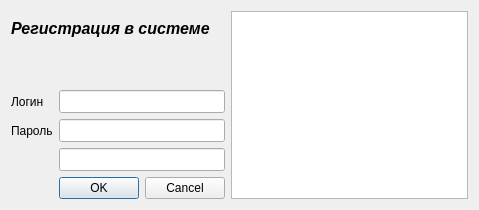
First picture: the form in widgets/loginDlg.ui, repository AlexanderSokolov69/Journals, before the edit.
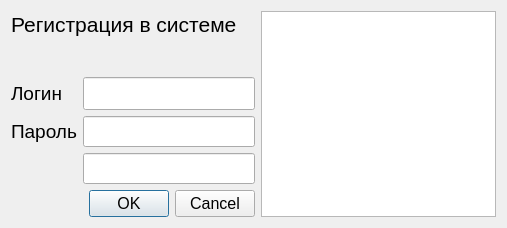
Second picture: the form after the edit.

```diff
--- a/widgets/loginDlg.ui
+++ b/widgets/loginDlg.ui
@@ -12,8 +12,8 @@
    <rect>
     <x>0</x>
     <y>0</y>
-    <width>479</width>
-    <height>210</height>
+    <width>507</width>
+    <height>228</height>
    </rect>
   </property>
   <property name="sizePolicy">
@@ -22,6 +22,11 @@
     <verstretch>0</verstretch>
    </sizepolicy>
   </property>
+  <property name="font">
+   <font>
+    <pointsize>14</pointsize>
+   </font>
+  </property>
   <property name="windowTitle">
    <string>IT-куб.Журналы</string>
   </property>
@@ -31,6 +36,11 @@
   <layout class="QGridLayout" name="gridLayout">
    <item row="5" column="1">
     <widget class="QDialogButtonBox" name="buttonBox">
+     <property name="font">
+      <font>
+       <pointsize>12</pointsize>
+      </font>
+     </property>
      <property name="focusPolicy">
       <enum>Qt::TabFocus</enum>
      </property>
@@ -60,7 +70,7 @@
     <widget class="QLineEdit" name="login">
      <property name="font">
       <font>
-       <pointsize>10</pointsize>
+       <pointsize>16</pointsize>
       </font>
      </property>
      <property name="focusPolicy">
@@ -68,30 +78,11 @@
      </property>
     </widget>
    </item>
-   <item row="0" column="0" colspan="2">
-    <widget class="QLabel" name="label">
-     <property name="font">
-      <font>
-       <family>Segoe UI</family>
-       <pointsize>12</pointsize>
-       <weight>75</weight>
-       <italic>true</italic>
-       <bold>true</bold>
-      </font>
-     </property>
-     <property name="text">
-      <string>Регистрация в системе</string>
-     </property>
-     <property name="wordWrap">
-      <bool>true</bool>
-     </property>
-    </widget>
-   </item>
    <item row="3" column="1">
     <widget class="QLineEdit" name="passwd">
      <property name="font">
       <font>
-       <pointsize>10</pointsize>
+       <pointsize>14</pointsize>
       </font>
      </property>
      <property name="focusPolicy">
@@ -120,7 +111,7 @@
     <widget class="QLineEdit" name="passwd2">
      <property name="font">
       <font>
-       <pointsize>10</pointsize>
+       <pointsize>14</pointsize>
       </font>
      </property>
      <property name="echoMode">
@@ -128,6 +119,25 @@
      </property>
     </widget>
    </item>
+   <item row="0" column="0" colspan="2">
+    <widget class="QLabel" name="label">
+     <property name="font">
+      <font>
+       <family>Segoe UI</family>
+       <pointsize>16</pointsize>
+       <weight>50</weight>
+       <italic>false</italic>
+       <bold>false</bold>
+      </font>
+     </property>
+     <property name="text">
+      <string>Регистрация в системе</string>
+     </property>
+     <property name="wordWrap">
+      <bool>true</bool>
+     </property>
+    </widget>
+   </item>
   </layout>
  </widget>
  <tabstops>
```
